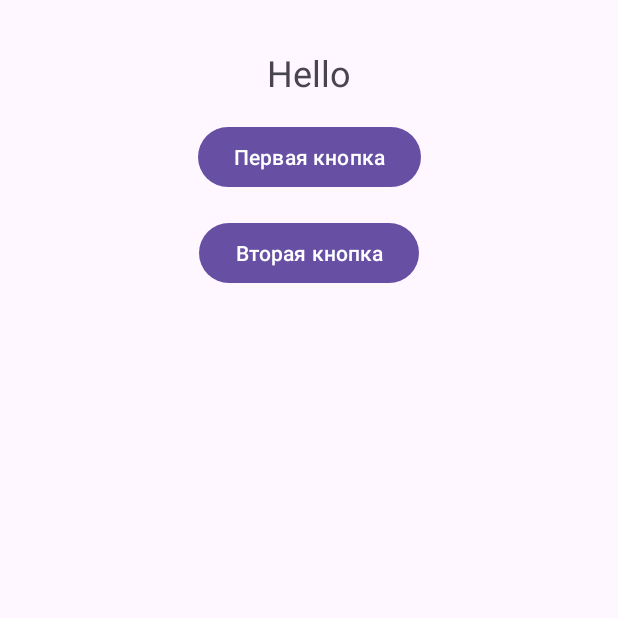
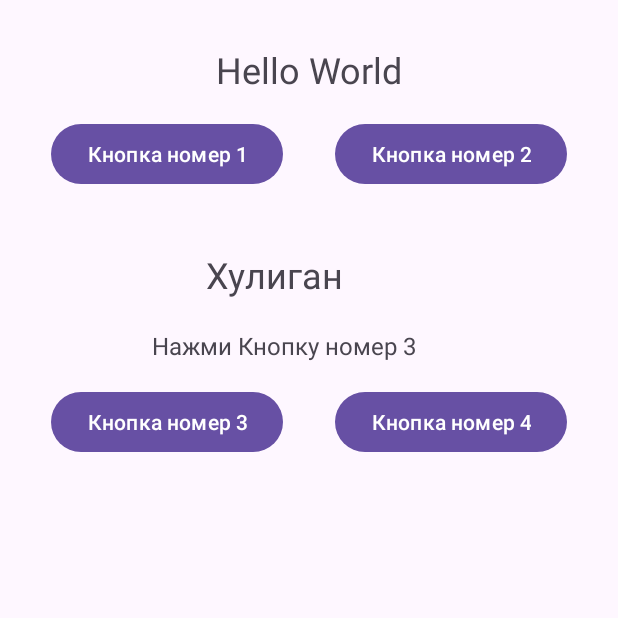
Before and after one commit to u-vovchika/Android_411, an Android app: the screen it shows after launch (MainActivity), on a phone screen of 412 x 824 dp, the top half of it. Run offline under Robolectric (Android 15) with nearby library versions, the phone set to English and light mode, and no system bars.

Commit message:
DZ_Nizam_third_layout

```diff
--- a/app/src/main/java/com/example/first/MainActivity.java
+++ b/app/src/main/java/com/example/first/MainActivity.java
@@ -13,8 +13,14 @@ import androidx.core.view.WindowInsetsCompat;
 
 public class MainActivity extends AppCompatActivity {
 
-    private TextView textSample;
-    private Button secondButton;
+    //private TextView textSample;
+    //private Button secondButton;
+
+    private TextView textSampleDz;
+    private TextView textSampleDz2;
+    private TextView textSampleDz3;
+    private Button thirdButtonDz;
+    private Button fourthButtonDz;
 
     @Override
     protected void onCreate(Bundle savedInstanceState) {
@@ -27,23 +33,58 @@ public class MainActivity extends AppCompatActivity {
         //setContentView(R.layout.table_layout);
         //setContentView(R.layout.frame_layout);
         //setContentView(R.layout.scroll_view);
-        setContentView(R.layout.third_layout);
+        //setContentView(R.layout.third_layout);
+        setContentView(R.layout.third_layout_dz);
 
-        textSample = findViewById(R.id.textSample);
-        secondButton = findViewById(R.id.secondButton);
+        textSampleDz = findViewById(R.id.textSampleDz);
 
-        secondButton.setOnClickListener(new View.OnClickListener() {
+
+
+        textSampleDz2 = findViewById(R.id.textSampleDz2);
+        textSampleDz3 = findViewById(R.id.textSampleDz3);
+        thirdButtonDz = findViewById(R.id.thirdButtonDz);
+
+        thirdButtonDz.setOnClickListener(new View.OnClickListener() {
             @Override
             public void onClick(View v) {
-                textSample.setText("Новое приветствие");
-                textSample.setTextSize(40);
+                textSampleDz2.setText("Дай денег !!!");
+                textSampleDz3.setText("Нажми Кнопку номер 4");
             }
         });
+
+        fourthButtonDz = findViewById(R.id.fourthButtonDz);
+
+        fourthButtonDz.setOnClickListener(new View.OnClickListener() {
+            @Override
+            public void onClick(View v) {
+                textSampleDz2.setText("А денег нет ((((");
+                textSampleDz3.setText("Нажми Кнопку номер 3");
+            }
+        });
+
+
+
+//        textSample = findViewById(R.id.textSample);
+//        secondButton = findViewById(R.id.secondButton);
+//
+//        secondButton.setOnClickListener(new View.OnClickListener() {
+//            @Override
+//            public void onClick(View v) {
+//                textSample.setText("Новое приветствие");
+//                textSample.setTextSize(40);
+//            }
+//        });
     }
 
-    public void sayHello(View view){
-        textSample.setText("Привет");
-        textSample.setTextSize(20);
+    public void sayhelloDz(View view){
+        textSampleDz.setText("Привет Мир");
     }
+    public void sayhelloDz2(View view){
+        textSampleDz.setText("Hello World");
+    }
+//    public void sayHello(View view){
+//        textSample.setText("Привет");
+//        textSample.setTextSize(20);
+//    }
 
 }
--- /dev/null
+++ b/app/src/main/res/layout/third_layout_dz.xml
@@ -0,0 +1,102 @@
+<?xml version="1.0" encoding="utf-8"?>
+<androidx.constraintlayout.widget.ConstraintLayout xmlns:android="http://schemas.android.com/apk/res/android"
+    xmlns:app="http://schemas.android.com/apk/res-auto"
+    xmlns:tools="http://schemas.android.com/tools"
+    android:layout_width="match_parent"
+    android:layout_height="match_parent">
+
+    <TextView
+        android:id="@+id/textSampleDz"
+        android:layout_width="wrap_content"
+        android:layout_height="wrap_content"
+        android:layout_marginTop="30dp"
+        android:text="@string/sample_text_DZ"
+        android:textSize="24sp"
+        app:layout_constraintEnd_toEndOf="parent"
+        app:layout_constraintStart_toStartOf="parent"
+        app:layout_constraintTop_toTopOf="parent" />
+
+    <Button
+        android:id="@+id/firstButtonDz"
+        android:layout_width="wrap_content"
+        android:layout_height="wrap_content"
+        android:layout_marginTop="16dp"
+        android:onClick="sayhelloDz"
+        android:text="@string/first_btn_DZ"
+        app:layout_constraintEnd_toStartOf="@+id/secondButtonDz"
+        app:layout_constraintHorizontal_bias="0.5"
+        app:layout_constraintStart_toStartOf="parent"
+        app:layout_constraintTop_toBottomOf="@+id/textSampleDz" />
+
+    <Button
+        android:id="@+id/secondButtonDz"
+        android:layout_width="wrap_content"
+        android:layout_height="wrap_content"
+        android:layout_marginTop="16dp"
+        android:onClick="sayhelloDz2"
+        android:text="@string/second_btn_DZ"
+        app:layout_constraintEnd_toEndOf="parent"
+        app:layout_constraintHorizontal_bias="0.5"
+        app:layout_constraintStart_toEndOf="@+id/firstButtonDz"
+        app:layout_constraintTop_toBottomOf="@+id/textSampleDz" />
+
+
+
+
+
+
+
+    <TextView
+        android:id="@+id/textSampleDz2"
+        android:layout_width="wrap_content"
+        android:layout_height="wrap_content"
+        android:text="@string/sample_text_DZ2"
+        android:layout_marginTop="40dp"
+        android:textSize="24sp"
+        app:layout_constraintEnd_toEndOf="parent"
+        app:layout_constraintHorizontal_bias="0.428"
+        app:layout_constraintStart_toStartOf="parent"
+        app:layout_constraintTop_toBottomOf="@+id/firstButtonDz" />
+
+    <TextView
+        android:id="@+id/textSampleDz3"
+        android:layout_width="wrap_content"
+        android:layout_height="wrap_content"
+        android:text="@string/sample_text_DZ3"
+        android:layout_marginTop="20dp"
+        android:textSize="16sp"
+        app:layout_constraintEnd_toEndOf="parent"
+        app:layout_constraintHorizontal_bias="0.428"
+        app:layout_constraintStart_toStartOf="parent"
+        app:layout_constraintTop_toBottomOf="@+id/textSampleDz2" />
+
+    <Button
+        android:id="@+id/thirdButtonDz"
+        android:layout_width="wrap_content"
+        android:layout_height="wrap_content"
+        android:layout_marginTop="16dp"
+        android:onClick="sayhelloDz2"
+        android:text="@string/third_btn_DZ"
+        app:layout_constraintEnd_toStartOf="@+id/secondButtonDz"
+        app:layout_constraintHorizontal_bias="0.5"
+        app:layout_constraintStart_toStartOf="parent"
+        app:layout_constraintTop_toBottomOf="@+id/textSampleDz3" />
+
+    <Button
+        android:id="@+id/fourthButtonDz"
+        android:layout_width="wrap_content"
+        android:layout_height="wrap_content"
+        android:layout_marginTop="16dp"
+        android:onClick="sayhelloDz2"
+        android:text="@string/fourth_btn_DZ"
+        app:layout_constraintEnd_toEndOf="parent"
+        app:layout_constraintHorizontal_bias="0.5"
+        app:layout_constraintStart_toEndOf="@+id/firstButtonDz"
+        app:layout_constraintTop_toBottomOf="@+id/textSampleDz3" />
+
+
+    />
+
+
+
+</androidx.constraintlayout.widget.ConstraintLayout>
--- a/app/src/main/res/values/strings.xml
+++ b/app/src/main/res/values/strings.xml
@@ -4,4 +4,16 @@
     <string name="sample_text">Hello</string>
     <string name="first_btn">Первая кнопка</string>
     <string name="second_btn">Вторая кнопка</string>
+
+    <string name="sample_text_DZ">Hello World</string>
+    <string name="first_btn_DZ">Кнопка номер 1</string>
+    <string name="second_btn_DZ">Кнопка номер 2</string>
+
+
+    <string name="sample_text_DZ2">Хулиган</string>
+    <string name="sample_text_DZ3">Нажми Кнопку номер 3</string>
+
+    <string name="third_btn_DZ">Кнопка номер 3</string>
+    <string name="fourth_btn_DZ">Кнопка номер 4</string>
+
 </resources>
```
Also changed, not shown: 1 other file.
